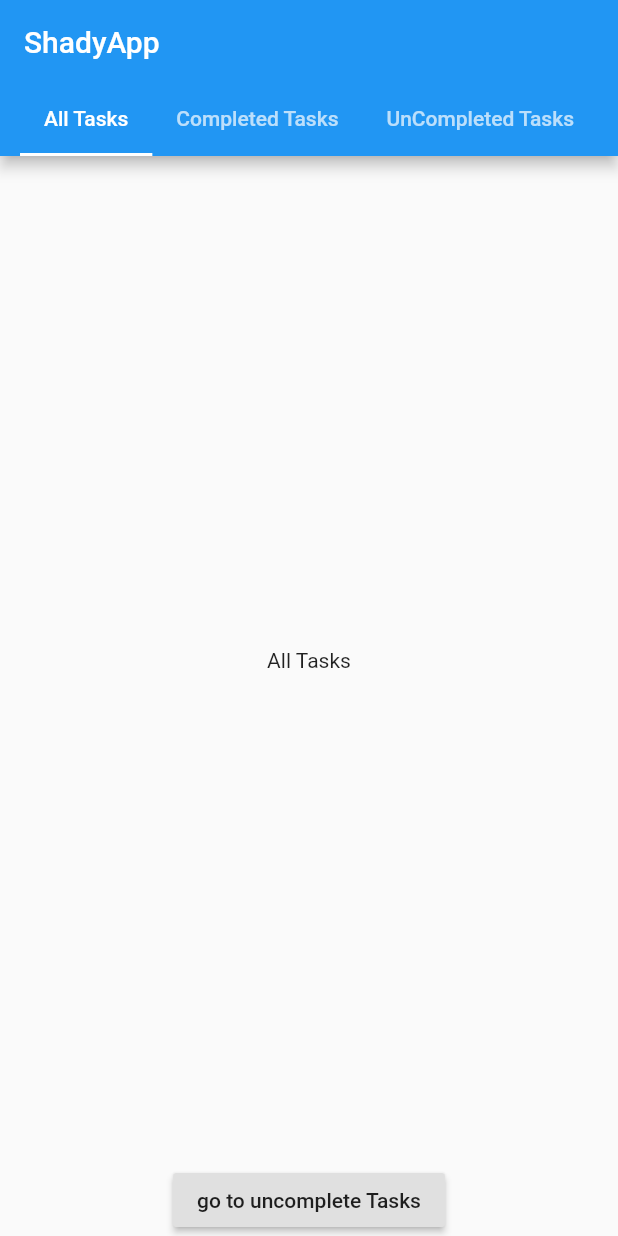
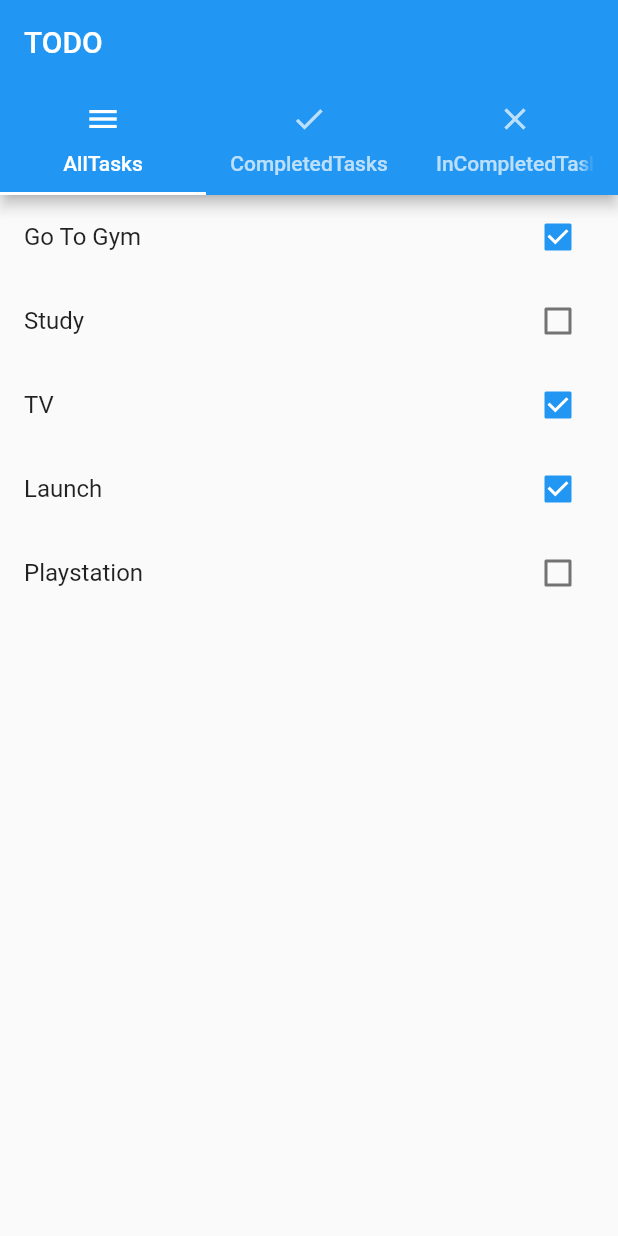
Before and after one commit to shadysamara/kuwaiti_todo, a Flutter app: the screen it shows after launch, on a phone screen of 412 x 824 dp. Run offline on Flutter 3.47's test engine with Material 2 defaults, Android fonts, the phone set to English and light mode, and no system bars.

Commit message:
delete function

```diff
--- a/lib/main.dart
+++ b/lib/main.dart
@@ -1,9 +1,18 @@
 import 'package:flutter/material.dart';
+import 'package:kuwaiti_flutter/ui/pages/home_page.dart';
 
 void main() {
   runApp(ShadyClass());
 }
 
+class ShadyClass extends StatelessWidget {
+  @override
+  Widget build(BuildContext context) {
+    // TODO: implement build
+    return MaterialApp(home: HomePage());
+  }
+}
+/*
 class ShadyClass extends StatefulWidget {
   @override
   _ShadyClassState createState() => _ShadyClassState();
@@ -23,45 +32,49 @@ class _ShadyClassState extends State<ShadyClass>
   @override
   Widget build(BuildContext context) {
     // TODO: implement build
-    return MaterialApp(
-        home: Scaffold(
-            appBar: AppBar(
-              title: Text('ShadyApp'),
-              bottom: TabBar(
-                controller: tabController,
-                tabs: [
-                  Tab(text: 'All Tasks'),
-                  Tab(text: 'Completed Tasks'),
-                  Tab(text: 'UnCompleted Tasks'),
-                ],
-                onTap: (value) {
-                  print(value);
-                },
-                isScrollable: true,
-              ),
-            ),
-            body: Column(
-              children: <Widget>[
-                Expanded(
-                  child: TabBarView(controller: tabController, children: [
-                    Center(
-                      child: Text('All Tasks'),
-                    ),
-                    Center(
-                      child: Text('Complete Tasks'),
-                    ),
-                    Center(
-                      child: Text('InComplete Tasks'),
-                    ),
-                  ]),
-                ),
-                RaisedButton(
-                  onPressed: () {
-                    tabController.animateTo(2);
-                  },
-                  child: Text('go to uncomplete Tasks'),
-                )
-              ],
-            )));
+    return MaterialApp(home: HomePage()
+
+        // Scaffold(
+        //     appBar: AppBar(
+        //       title: Text('ShadyApp'),
+        //       bottom: TabBar(
+        //         controller: tabController,
+        //         tabs: [
+        //           Tab(text: 'All Tasks'),
+        //           Tab(text: 'Completed Tasks'),
+        //           Tab(text: 'UnCompleted Tasks'),
+        //         ],
+        //         onTap: (value) {
+        //           print(value);
+        //         },
+        //         isScrollable: true,
+        //       ),
+        //     ),
+        //     body: Column(
+        //       children: <Widget>[
+        //         Expanded(
+        //           child: TabBarView(controller: tabController, children: [
+        //             Center(
+        //               child: Text('All Tasks'),
+        //             ),
+        //             Center(
+        //               child: Text('Complete Tasks'),
+        //             ),
+        //             Center(
+        //               child: Text('InComplete Tasks'),
+        //             ),
+        //           ]),
+        //         ),
+        //         RaisedButton(
+        //           onPressed: () {
+        //             tabController.animateTo(2);
+        //           },
+        //           child: Text('go to uncomplete Tasks'),
+        //         )
+        //       ],
+        //     ))
+
+        );
   }
 }
+*/
--- /dev/null
+++ b/lib/models/task.dart
@@ -0,0 +1,8 @@
+class Task {
+  String taskTitle;
+  bool isComplete;
+  Task({this.taskTitle, this.isComplete});
+  toggleTask() {
+    this.isComplete = !this.isComplete;
+  }
+}
--- /dev/null
+++ b/lib/repositories/repository.dart
@@ -0,0 +1,9 @@
+import 'package:kuwaiti_flutter/models/task.dart';
+
+List<Task> allTasks = [
+  Task(taskTitle: 'Go To Gym', isComplete: true),
+  Task(taskTitle: 'Study', isComplete: false),
+  Task(taskTitle: 'TV', isComplete: true),
+  Task(taskTitle: 'Launch', isComplete: true),
+  Task(taskTitle: 'Playstation', isComplete: false),
+];
--- /dev/null
+++ b/lib/ui/pages/all_tasks.dart
@@ -0,0 +1,19 @@
+import 'package:flutter/material.dart';
+import 'package:kuwaiti_flutter/repositories/repository.dart';
+import 'package:kuwaiti_flutter/ui/widgets/task_item.dart';
+
+class AllTasks extends StatelessWidget {
+  Function function;
+  Function delteFunction;
+  AllTasks(this.function, this.delteFunction);
+  @override
+  Widget build(BuildContext context) {
+    // TODO: implement build
+    return Container(
+        child: ListView.builder(
+            itemCount: allTasks.length,
+            itemBuilder: (context, index) {
+              return TaskItem(allTasks[index], function, delteFunction);
+            }));
+  }
+}
--- /dev/null
+++ b/lib/ui/pages/completed_tasks.dart
@@ -0,0 +1,21 @@
+import 'package:flutter/material.dart';
+import 'package:kuwaiti_flutter/models/task.dart';
+import 'package:kuwaiti_flutter/repositories/repository.dart';
+import 'package:kuwaiti_flutter/ui/widgets/task_item.dart';
+
+class CompletedTasks extends StatelessWidget {
+  List<Task> list;
+  Function function;
+  Function deleteFunction;
+  CompletedTasks(this.list, this.function, this.deleteFunction);
+  @override
+  Widget build(BuildContext context) {
+    // TODO: implement build
+    return Container(
+        child: ListView.builder(
+            itemCount: list.length,
+            itemBuilder: (context, index) {
+              return TaskItem(list[index], function, deleteFunction);
+            }));
+  }
+}
--- /dev/null
+++ b/lib/ui/pages/home_page.dart
@@ -0,0 +1,68 @@
+import 'package:flutter/material.dart';
+import 'package:kuwaiti_flutter/models/task.dart';
+import 'package:kuwaiti_flutter/repositories/repository.dart';
+import 'package:kuwaiti_flutter/ui/pages/all_tasks.dart';
+import 'package:kuwaiti_flutter/ui/pages/completed_tasks.dart';
+import 'package:kuwaiti_flutter/ui/pages/in_completed_tasks.dart';
+
+class HomePage extends StatefulWidget {
+  @override
+  _HomePageState createState() => _HomePageState();
+}
+
+class _HomePageState extends State<HomePage> {
+  changeTaskComplete(Task task) {
+    setState(() {
+      int taskIndex = allTasks.indexOf(task);
+      allTasks[taskIndex].toggleTask();
+    });
+  }
+
+  removeTask(Task task) {
+    setState(() {
+      int taskIndex = allTasks.indexOf(task);
+      allTasks.removeAt(taskIndex);
+    });
+  }
+
+  @override
+  Widget build(BuildContext context) {
+    // TODO: implement build
+    return DefaultTabController(
+        length: 3,
+        child: Scaffold(
+          appBar: AppBar(
+            title: Text('TODO'),
+            bottom: TabBar(tabs: [
+              Tab(
+                text: 'AllTasks',
+                icon: Icon(Icons.menu),
+              ),
+              Tab(
+                text: 'CompletedTasks',
+                icon: Icon(Icons.done),
+              ),
+              Tab(
+                text: 'InCompletedTasks',
+                icon: Icon(Icons.close),
+              ),
+            ]),
+          ),
+          body: TabBarView(children: [
+            AllTasks(changeTaskComplete, removeTask),
+            CompletedTasks(
+                allTasks
+                    .where((element) => element.isComplete == true)
+                    .toList(),
+                changeTaskComplete,
+                removeTask),
+            InCompletedTasks(
+                allTasks
+                    .where((element) => element.isComplete == false)
+                    .toList(),
+                changeTaskComplete,
+                removeTask)
+          ]),
+        ));
+  }
+}
--- /dev/null
+++ b/lib/ui/pages/in_completed_tasks.dart
@@ -0,0 +1,21 @@
+import 'package:flutter/material.dart';
+import 'package:kuwaiti_flutter/models/task.dart';
+import 'package:kuwaiti_flutter/repositories/repository.dart';
+import 'package:kuwaiti_flutter/ui/widgets/task_item.dart';
+
+class InCompletedTasks extends StatelessWidget {
+  List<Task> tasks;
+  Function function;
+  Function deleteFunction;
+  InCompletedTasks(this.tasks, this.function, this.deleteFunction);
+  @override
+  Widget build(BuildContext context) {
+    // TODO: implement build
+    return Container(
+        child: ListView.builder(
+            itemCount: tasks.length,
+            itemBuilder: (context, index) {
+              return TaskItem(tasks[index], function, deleteFunction);
+            }));
+  }
+}
--- /dev/null
+++ b/lib/ui/widgets/task_item.dart
@@ -0,0 +1,36 @@
+import 'package:flutter/material.dart';
+import 'package:kuwaiti_flutter/models/task.dart';
+
+class TaskItem extends StatefulWidget {
+  Task task;
+  Function function;
+  Function deleteFunction;
+  TaskItem(this.task, this.function, this.deleteFunction);
+
+  @override
+  _TaskItemState createState() => _TaskItemState();
+}
+
+class _TaskItemState extends State<TaskItem> {
+  @override
+  Widget build(BuildContext context) {
+    // TODO: implement build
+    return Dismissible(
+      direction: DismissDirection.startToEnd,
+      background: Container(
+        color: Colors.red,
+        child: Text('DELETE'),
+      ),
+      onDismissed: (direction) {
+        widget.deleteFunction(widget.task);
+      },
+      key: UniqueKey(),
+      child: ListTile(
+        title: Text(this.widget.task.taskTitle),
+        trailing: Checkbox(
+            value: this.widget.task.isComplete,
+            onChanged: (bool value) => widget.function(widget.task)),
+      ),
+    );
+  }
+}
--- a/pubspec.yaml
+++ b/pubspec.yaml
@@ -23,6 +23,7 @@ environment:
 dependencies:
   flutter:
     sdk: flutter
+  flutter_slidable: ^0.5.5
 
 
   # The following adds the Cupertino Icons font to your application.
```
Also changed, not shown: pubspec.lock.
